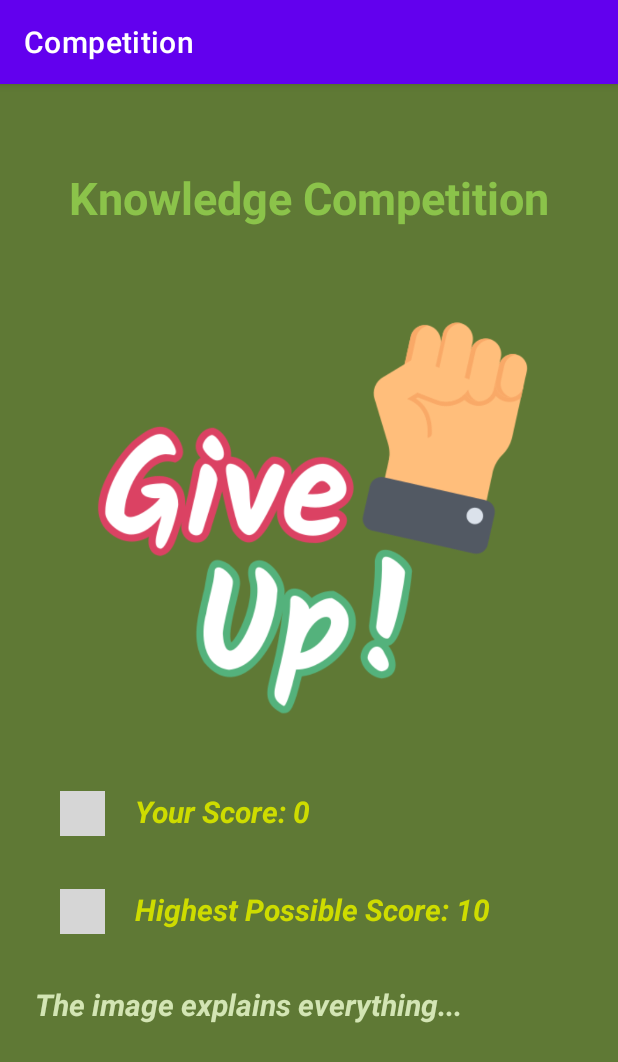
After one commit to sazgez/KnowledgeCompetition, an Android app: the ResultActivity screen opened directly, with no data from a screen before it, on a phone screen of 412 x 824 dp. The commit adds this screen. Shown: the top 1062 px of the screen. Run offline under Robolectric (Android 15) with nearby library versions, the phone set to English and light mode, and no system bars; grey boxes are pictures that could not be loaded.

Commit message:
New activity has been created
The ResultActivity has been created and the finish button gained functionality. New resources have been added for the layout.

```diff
--- a/app/src/main/java/com/devapp/competition/CategoryActivity.java
+++ b/app/src/main/java/com/devapp/competition/CategoryActivity.java
@@ -100,7 +100,6 @@ public class CategoryActivity extends AppCompatActivity {
         score = get_intent.getIntExtra("score", 0); // update the value of score
         // binding views
         TextView textViewScore = (TextView) view.findViewById(R.id.textViewScore);
-        ImageView imageViewIcon = (ImageView) view.findViewById(R.id.imageViewIcon);
         // setting
         dialog.setView(view); // set the view into the AlertDialog
         dialog.setCancelable(true); // clicking anywhere on screen will dismiss the dialog
--- /dev/null
+++ b/app/src/main/java/com/devapp/competition/ResultActivity.java
@@ -0,0 +1,56 @@
+package com.devapp.competition;
+
+import androidx.appcompat.app.AppCompatActivity;
+
+import android.content.Context;
+import android.content.Intent;
+import android.os.Bundle;
+import android.widget.ImageView;
+import android.widget.TextView;
+
+public class ResultActivity extends AppCompatActivity {
+    // varibales
+    Intent get_intent;
+    int score;
+    // views
+    TextView textViewScore, textViewMessage;
+    ImageView imageView;
+
+    @Override
+    protected void onCreate(Bundle savedInstanceState) {
+        super.onCreate(savedInstanceState);
+        setContentView(R.layout.activity_result);
+
+        // binding views
+        textViewScore = (TextView) findViewById(R.id.textViewScore);
+        textViewMessage = (TextView) findViewById(R.id.textViewMessage);
+        imageView = (ImageView) findViewById(R.id.imageView);
+        // get the contents of QuestionActivity
+        get_intent = getIntent();
+        // assigning the contents
+        score = get_intent.getIntExtra("score", 0);
+        // set the score in text
+        textViewScore.setText("Your Score: " + score);
+        // set the proper image & message according to the score
+        if(score >= 0 && score <= 3) // 0-3
+        {
+            imageView.setImageResource(R.drawable.give_up);
+            textViewMessage.setText("The image explains everything...");
+        }
+        else if(score > 3 && score <= 6) // 4-6
+        {
+            imageView.setImageResource(R.drawable.better);
+            textViewMessage.setText("Great. Could be better though.");
+        }
+        else // 7-10
+        {
+            imageView.setImageResource(R.drawable.great_job);
+            textViewMessage.setText("Congrats, you made a nice job!");
+        }
+    }
+
+    @Override
+    public void onBackPressed() {
+        // preventing to go back
+    }
+}
--- /dev/null
+++ b/app/src/main/res/layout/activity_result.xml
@@ -0,0 +1,90 @@
+<?xml version="1.0" encoding="utf-8"?>
+<LinearLayout xmlns:android="http://schemas.android.com/apk/res/android"
+    xmlns:app="http://schemas.android.com/apk/res-auto"
+    xmlns:tools="http://schemas.android.com/tools"
+    android:layout_width="match_parent"
+    android:layout_height="match_parent"
+    android:orientation="vertical"
+    android:background="@color/layout_background"
+    tools:context=".ResultActivity">
+
+    <TextView
+        android:layout_width="wrap_content"
+        android:layout_height="wrap_content"
+        android:layout_gravity="center"
+        android:layout_marginTop="50dp"
+        android:padding="5dp"
+        android:text="Knowledge Competition"
+        android:textColor="@color/title"
+        android:textSize="30dp"
+        android:textStyle="bold" />
+
+    <ImageView
+        android:id="@+id/imageView"
+        android:layout_width="300dp"
+        android:layout_height="300dp"
+        android:layout_gravity="center"
+        android:layout_marginTop="30dp"
+        app:srcCompat="@drawable/great_job" />
+
+    <LinearLayout
+        android:layout_width="wrap_content"
+        android:layout_height="wrap_content"
+        android:orientation="horizontal"
+        android:layout_marginLeft="30dp"
+        android:layout_marginTop="30dp"
+        android:layout_marginBottom="15dp">
+
+        <ImageView
+            android:layout_width="30dp"
+            android:layout_height="30dp"
+            android:layout_margin="10dp"
+            app:srcCompat="@drawable/ic_score" />
+
+        <TextView
+            android:id="@+id/textViewScore"
+            android:layout_width="wrap_content"
+            android:layout_height="wrap_content"
+            android:layout_margin="10dp"
+            android:textSize="20dp"
+            android:textStyle="bold|italic"
+            android:textColor="@color/text"
+            android:text="Your Score: 0" />
+
+    </LinearLayout>
+
+    <LinearLayout
+        android:layout_width="wrap_content"
+        android:layout_height="wrap_content"
+        android:orientation="horizontal"
+        android:layout_marginLeft="30dp">
+
+        <ImageView
+            android:layout_width="30dp"
+            android:layout_height="30dp"
+            android:layout_margin="10dp"
+            app:srcCompat="@drawable/ic_high" />
+
+        <TextView
+            android:layout_width="wrap_content"
+            android:layout_height="wrap_content"
+            android:layout_margin="10dp"
+            android:textSize="20dp"
+            android:textStyle="bold|italic"
+            android:textColor="@color/text"
+            android:text="Highest Possible Score: 10" />
+
+    </LinearLayout>
+
+    <TextView
+        android:id="@+id/textViewMessage"
+        android:layout_width="wrap_content"
+        android:layout_height="wrap_content"
+        android:layout_margin="23dp"
+        android:text="Message"
+        android:layout_centerHorizontal="true"
+        android:textColor="@color/subtitle"
+        android:textSize="20dp"
+        android:textStyle="italic|bold" />
+
+</LinearLayout>
--- a/app/src/main/res/layout/score.xml
+++ b/app/src/main/res/layout/score.xml
@@ -5,9 +5,7 @@
     android:layout_height="match_parent"
     android:background="@color/my_orange">
 
-
     <ImageView
-        android:id="@+id/imageViewIcon"
         android:layout_width="30dp"
         android:layout_height="30dp"
         android:layout_centerInParent="true"
```
Also changed, not shown: app/src/debug/res/drawable-anydpi/ic_exit.xml (added, +12 -0 lines), app/src/debug/res/drawable-anydpi/ic_high.xml (added, +14 -0 lines), app/src/main/AndroidManifest.xml (+7 -0 lines), app/src/main/java/com/devapp/competition/QuestionActivity.java (+29 -2 lines), app/src/debug/res/drawable-hdpi/ic_exit.png (added), app/src/debug/res/drawable-hdpi/ic_high.png (added), app/src/debug/res/drawable-mdpi/ic_exit.png (added), app/src/debug/res/drawable-mdpi/ic_high.png (added), app/src/debug/res/drawable-xhdpi/ic_exit.png (added), app/src/debug/res/drawable-xhdpi/ic_high.png (added), app/src/debug/res/drawable-xxhdpi/ic_exit.png (added), app/src/debug/res/drawable-xxhdpi/ic_high.png (added), app/src/main/res/drawable/better.png (added), app/src/main/res/drawable/give_up.png (added), 1 more files.
